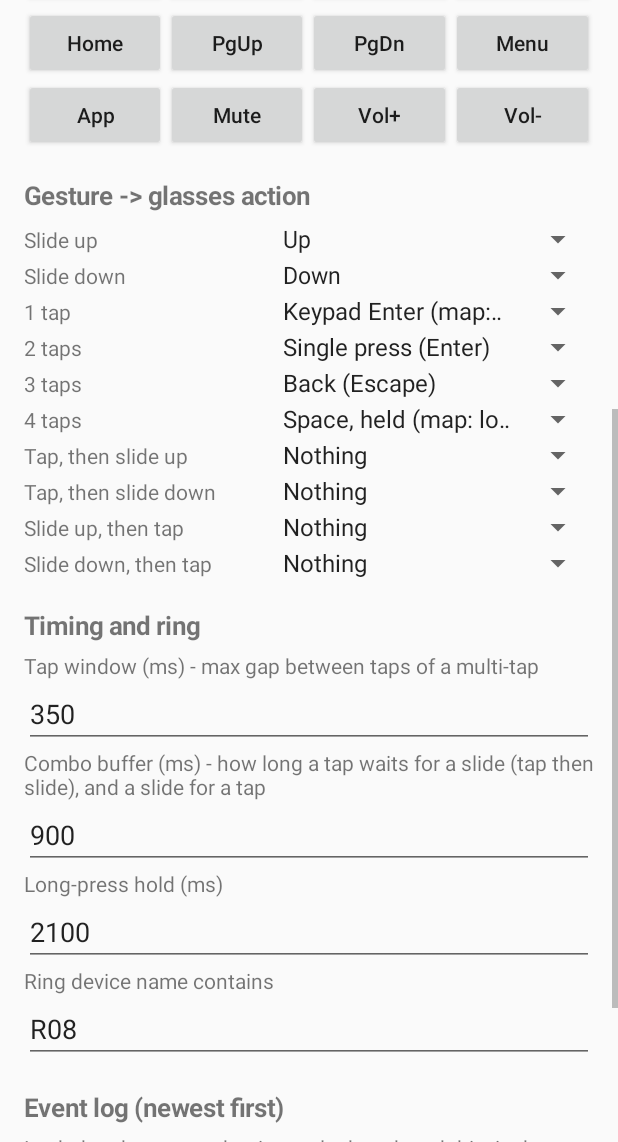
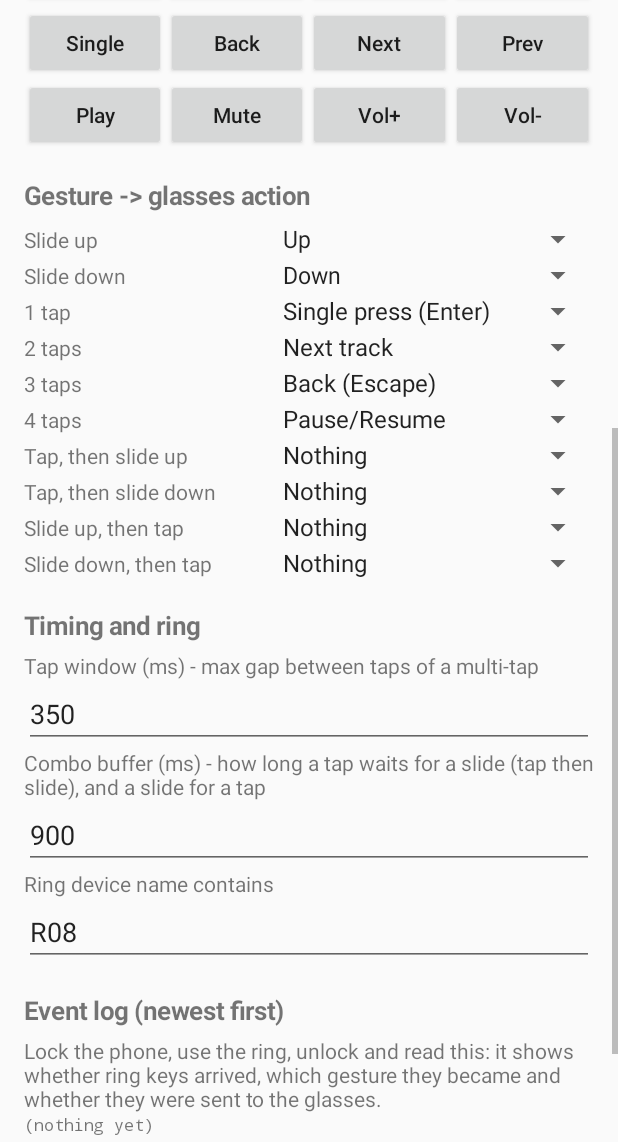
Before and after one commit to HelpGuedes/R08RingBridge, an Android app: the screen it shows after launch (MainActivity), scrolled down 537 dp, on a phone screen of 412 x 824 dp, the part 94-1236 px from its top. Run offline under Robolectric (Android 15) with nearby library versions, the phone set to English and light mode, and no system bars.

Commit message:
maps keys the glasses firmware already recognizes to those action

```diff
--- a/app/src/main/java/com/r08/ringbridge/Action.java
+++ b/app/src/main/java/com/r08/ringbridge/Action.java
@@ -1,40 +1,34 @@
 package com.r08.ringbridge;
 
 /**
- * What the bridge sends to the glasses: one button in one of the bridge's two HID reports.
+ * What the bridge sends to the glasses: one bit of the single 2-byte keyboard report.
  *
- * One keyboard report (bits 0-15). Arrows, Enter = single press, Escape = back are glasses
- * defaults. Bits 8-15 are extra keyboard keys (Home, Page up/down, Menu, Application, Mute,
- * Volume up/down) for recording in the MemoMind app.
+ * All of these are keys the glasses firmware recognizes, so the MemoMind app can map them to any
+ * "AI glasses action" (Double click, Open AI chat, Open quick menu, Turn off screen, ...):
+ *  - keyboard: arrows, Enter (single press), Escape (back)
+ *  - media (Consumer page): Next/Previous track, Play/Pause, Mute, Volume up/down
  */
 enum Action {
-    NONE("Nothing", 0, -1, false),
-    UP("Up", 1, 0, false),
-    DOWN("Down", 1, 1, false),
-    LEFT("Left", 1, 2, false),
-    RIGHT("Right", 1, 3, false),
-    SINGLE("Single press (Enter)", 1, 4, false),
-    BACK("Back (Escape)", 1, 5, false),
-    DOUBLE("Keypad Enter (map: double press)", 1, 6, false),
-    LONG_PRESS("Space, held (map: long press)", 1, 7, true),
-    LONG_DOUBLE("Keypad Enter, held", 1, 6, true),
-    KEY_HOME("Home", 1, 8, false),
-    KEY_PAGE_UP("Page up", 1, 9, false),
-    KEY_PAGE_DOWN("Page down", 1, 10, false),
-    KEY_MENU("Menu", 1, 11, false),
-    KEY_APPLICATION("Application key", 1, 12, false),
-    KEY_MUTE("Mute", 1, 13, false),
-    KEY_VOL_UP("Volume up", 1, 14, false),
-    KEY_VOL_DOWN("Volume down", 1, 15, false);
+    NONE("Nothing", -1, false),
+    UP("Up", 0, false),
+    DOWN("Down", 1, false),
+    LEFT("Left", 2, false),
+    RIGHT("Right", 3, false),
+    SINGLE("Single press (Enter)", 4, false),
+    BACK("Back (Escape)", 5, false),
+    MEDIA_NEXT("Next track", 8, false),
+    MEDIA_PREV("Previous track", 9, false),
+    MEDIA_PLAY_PAUSE("Pause/Resume", 10, false),
+    MEDIA_MUTE("Mute", 11, false),
+    MEDIA_VOL_UP("Volume up", 12, false),
+    MEDIA_VOL_DOWN("Volume down", 13, false);
 
     final String label;
-    final int report;
     final int bit;
     final boolean held;
 
-    Action(String label, int report, int bit, boolean held) {
+    Action(String label, int bit, boolean held) {
         this.label = label;
-        this.report = report;
         this.bit = bit;
         this.held = held;
     }
--- a/app/src/main/java/com/r08/ringbridge/BridgeCore.java
+++ b/app/src/main/java/com/r08/ringbridge/BridgeCore.java
@@ -81,10 +81,10 @@ final class BridgeCore implements HidPeripheral.Listener, GestureRecognizer.Sink
         switch (gesture) {
             case "slide_up": return Action.UP;
             case "slide_down": return Action.DOWN;
-            case "tap1": return Action.DOUBLE;
-            case "tap2": return Action.SINGLE;
+            case "tap1": return Action.SINGLE;
+            case "tap2": return Action.MEDIA_NEXT;
             case "tap3": return Action.BACK;
-            case "tap4": return Action.LONG_PRESS;
+            case "tap4": return Action.MEDIA_PLAY_PAUSE;
             default: return Action.NONE;
         }
     }
--- a/app/src/main/java/com/r08/ringbridge/HidPeripheral.java
+++ b/app/src/main/java/com/r08/ringbridge/HidPeripheral.java
@@ -34,14 +34,14 @@ import java.util.UUID;
 /**
  * The phone as a BLE HID keyboard (HOGP device) for the MemoMind glasses.
  *
- * ONE input report (ID 1), 2 bytes, 16 one-bit keys. A single report is required: with a second
- * report the glasses connect but receive no keys.
- *   byte 0 (unchanged from the first working version):
+ * ONE input report (ID 1), 2 bytes, one Keyboard collection. A single report is required: with
+ * a second report the glasses connected but received no keys.
+ *   byte 0 (unchanged from the first working version; arrows/Enter/Escape are recognized):
  *     bit0 Up 0x52, bit1 Down 0x51, bit2 Left 0x50, bit3 Right 0x4F,
  *     bit4 Enter 0x28, bit5 Escape 0x29, bit6 Keypad Enter 0x58, bit7 Space 0x2C
- *   byte 1, extra keys (keyboard keys the glasses have logical keys for):
- *     bit8 Home 0x4A, bit9 Page Up 0x4B, bit10 Page Down 0x4E, bit11 Menu 0x76,
- *     bit12 Application 0x65, bit13 Mute 0x7F, bit14 Volume Up 0x80, bit15 Volume Down 0x81
+ *   byte 1, Consumer-page media keys (recognized by the glasses firmware, seen from the ring):
+ *     bit8 Next 0xB5, bit9 Previous 0xB6, bit10 Play/Pause 0xCD, bit11 Mute 0xE2,
+ *     bit12 Volume Up 0xE9, bit13 Volume Down 0xEA, bits 14-15 padding
  */
 final class HidPeripheral {
     private static final String TAG = "RingBridgeHid";
@@ -84,16 +84,17 @@ final class HidPeripheral {
             0x75, 0x01,             //   Report Size (1)
             (byte) 0x95, 0x08,      //   Report Count (8)
             (byte) 0x81, 0x02,      //   Input (Data, Variable, Absolute)
-            0x09, 0x4A,             //   Usage (Home)            bit8
-            0x09, 0x4B,             //   Usage (Page Up)         bit9
-            0x09, 0x4E,             //   Usage (Page Down)       bit10
-            0x09, 0x76,             //   Usage (Menu)            bit11
-            0x09, 0x65,             //   Usage (Application)     bit12
-            0x09, 0x7F,             //   Usage (Mute)            bit13
-            0x09, (byte) 0x80,      //   Usage (Volume Up)       bit14
-            0x09, (byte) 0x81,      //   Usage (Volume Down)     bit15
-            (byte) 0x95, 0x08,      //   Report Count (8)
+            0x05, 0x0C,             //   Usage Page (Consumer)
+            0x09, (byte) 0xB5,      //   Usage (Scan Next Track)     bit8
+            0x09, (byte) 0xB6,      //   Usage (Scan Previous Track) bit9
+            0x09, (byte) 0xCD,      //   Usage (Play/Pause)          bit10
+            0x09, (byte) 0xE2,      //   Usage (Mute)                bit11
+            0x09, (byte) 0xE9,      //   Usage (Volume Increment)    bit12
+            0x09, (byte) 0xEA,      //   Usage (Volume Decrement)    bit13
+            (byte) 0x95, 0x06,      //   Report Count (6)
             (byte) 0x81, 0x02,      //   Input (Data, Variable, Absolute)
+            (byte) 0x95, 0x02,      //   Report Count (2)
+            (byte) 0x81, 0x03,      //   Input (Constant) padding
             (byte) 0xC0             // End Collection
     };
 
@@ -176,9 +177,9 @@ final class HidPeripheral {
 
     // ------------------------------------------------------------------ sending keys
 
-    /** Press one key (bit 0-15) for holdMs, then release. Presses never overlap. */
+    /** Press one key (bit 0-13) for holdMs, then release. Presses never overlap. */
     void sendKey(final int bit, final int holdMs) {
-        if (bit < 0 || bit > 15) return;
+        if (bit < 0 || bit > 13) return;
         long now = SystemClock.uptimeMillis();
         long pressAt = Math.max(now, busyUntil);
         long releaseAt = pressAt + Math.max(30, holdMs);
--- a/app/src/main/java/com/r08/ringbridge/MainActivity.java
+++ b/app/src/main/java/com/r08/ringbridge/MainActivity.java
@@ -91,22 +91,22 @@ public class MainActivity extends Activity {
         root.addView(row);
         testButton(row, "Up", Action.UP);
         testButton(row, "Down", Action.DOWN);
-        testButton(row, "Double", Action.DOUBLE);
-        testButton(row, "Long", Action.LONG_PRESS);
+        testButton(row, "Left", Action.LEFT);
+        testButton(row, "Right", Action.RIGHT);
         LinearLayout padRow = new LinearLayout(this);
         padRow.setOrientation(LinearLayout.HORIZONTAL);
         root.addView(padRow);
-        testButton(padRow, "Home", Action.KEY_HOME);
-        testButton(padRow, "PgUp", Action.KEY_PAGE_UP);
-        testButton(padRow, "PgDn", Action.KEY_PAGE_DOWN);
-        testButton(padRow, "Menu", Action.KEY_MENU);
+        testButton(padRow, "Single", Action.SINGLE);
+        testButton(padRow, "Back", Action.BACK);
+        testButton(padRow, "Next", Action.MEDIA_NEXT);
+        testButton(padRow, "Prev", Action.MEDIA_PREV);
         LinearLayout padRow2 = new LinearLayout(this);
         padRow2.setOrientation(LinearLayout.HORIZONTAL);
         root.addView(padRow2);
-        testButton(padRow2, "App", Action.KEY_APPLICATION);
-        testButton(padRow2, "Mute", Action.KEY_MUTE);
-        testButton(padRow2, "Vol+", Action.KEY_VOL_UP);
-        testButton(padRow2, "Vol-", Action.KEY_VOL_DOWN);
+        testButton(padRow2, "Play", Action.MEDIA_PLAY_PAUSE);
+        testButton(padRow2, "Mute", Action.MEDIA_MUTE);
+        testButton(padRow2, "Vol+", Action.MEDIA_VOL_UP);
+        testButton(padRow2, "Vol-", Action.MEDIA_VOL_DOWN);
 
         header("Gesture -> glasses action");
         for (int i = 0; i < GestureRecognizer.GESTURES.length; i++) {
@@ -116,7 +116,6 @@ public class MainActivity extends Activity {
         header("Timing and ring");
         numberSetting("Tap window (ms) - max gap between taps of a multi-tap", "window_ms", 350);
         numberSetting("Combo buffer (ms) - how long a tap waits for a slide (tap then slide), and a slide for a tap", "combo_ms", 900);
-        numberSetting("Long-press hold (ms)", "hold_ms", 2100);
         textSetting("Ring device name contains", "ring_filter", "R08");
 
         header("Event log (newest first)");
```
Also changed, not shown: 1 other file.
